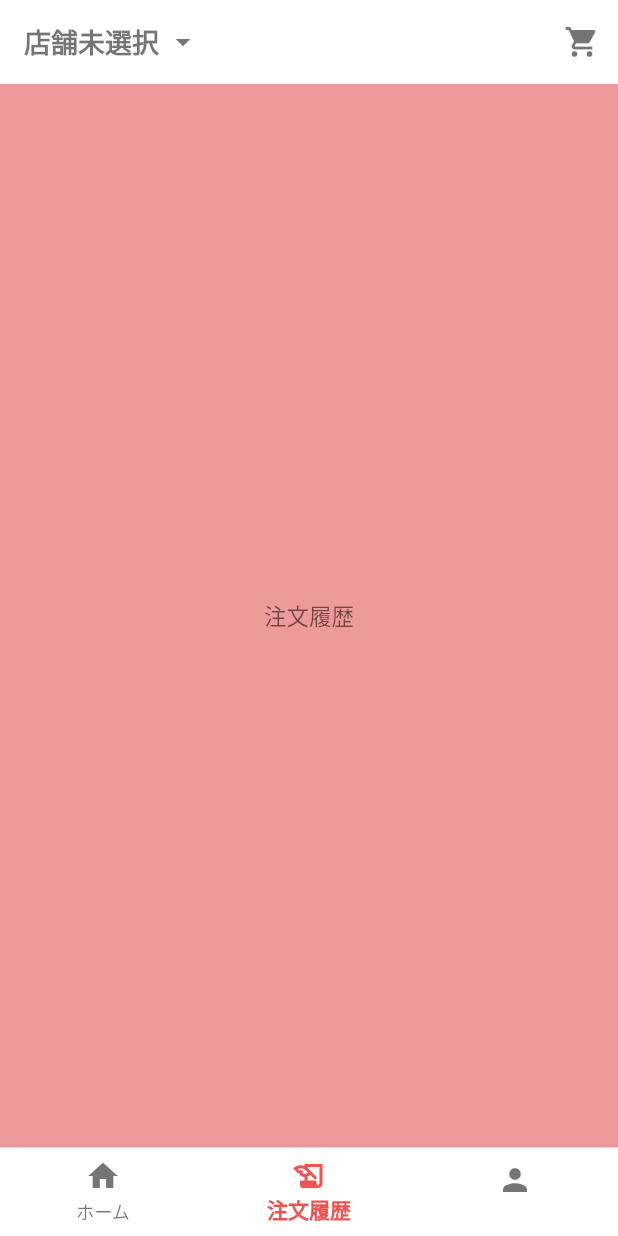
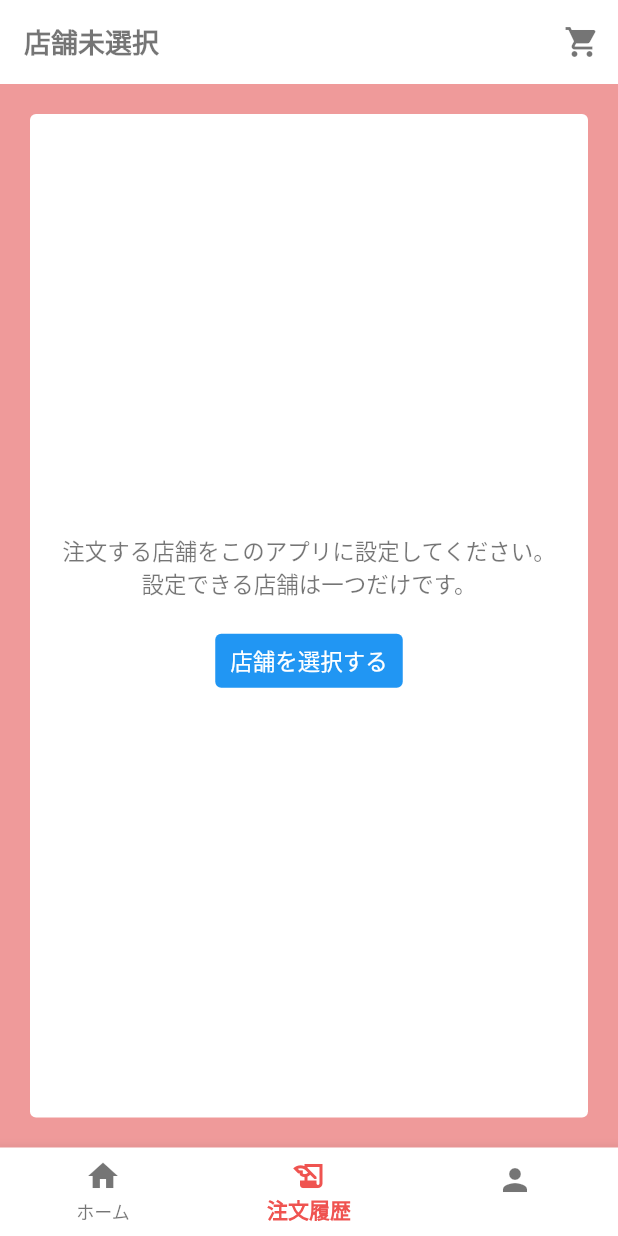
Before and after one commit to agora-creation/in_market_user_app, a Flutter app: the screen it shows once a user with an empty profile is signed in, item 2 of the bottom bar chosen, on a phone screen of 412 x 824 dp. Run offline on Flutter 3.47's test engine with Material 2 defaults, Android fonts, the phone set to English and light mode, and no system bars; our stand-ins replace cloud_firestore, firebase_auth, firebase_core, flutter_spinkit, modal_bottom_sheet, shared_preferences; accounts and stored records are empty; Roboto replaces fonts that are missing (SourceHanSans-Bold, SourceHanSans-Regular).

Commit message:
20220531 commit

```diff
--- a/lib/screens/history.dart
+++ b/lib/screens/history.dart
@@ -1,12 +1,26 @@
 import 'package:flutter/material.dart';
+import 'package:in_market_user_app/providers/auth.dart';
+import 'package:in_market_user_app/widgets/shop_not_card.dart';
+import 'package:provider/provider.dart';
 
-class HistoryScreen extends StatelessWidget {
+class HistoryScreen extends StatefulWidget {
   const HistoryScreen({Key? key}) : super(key: key);
 
   @override
+  State<HistoryScreen> createState() => _HistoryScreenState();
+}
+
+class _HistoryScreenState extends State<HistoryScreen> {
+  @override
   Widget build(BuildContext context) {
-    return const Center(
-      child: Text('注文履歴'),
+    final authProvider = Provider.of<AuthProvider>(context);
+
+    return Column(
+      children: [
+        Expanded(
+          child: ShopNotCard(authProvider: authProvider),
+        ),
+      ],
     );
   }
 }
--- a/lib/screens/home.dart
+++ b/lib/screens/home.dart
@@ -20,17 +20,17 @@ class HomeScreen extends StatefulWidget {
 
 class _HomeScreenState extends State<HomeScreen> {
   int currentIndex = 0;
-  List<Widget> tabs = [
-    const ItemsScreen(),
-    const HistoryScreen(),
-    const UserScreen(),
-  ];
 
   @override
   Widget build(BuildContext context) {
     final authProvider = Provider.of<AuthProvider>(context);
     UserModel? user = authProvider.user;
     ShopModel? shop = authProvider.currentShop;
+    List<Widget> tabs = [
+      const ItemsScreen(),
+      const HistoryScreen(),
+      const UserScreen(),
+    ];
 
     return Scaffold(
       appBar: AppBar(
--- a/lib/screens/items.dart
+++ b/lib/screens/items.dart
@@ -4,6 +4,7 @@ import 'package:in_market_user_app/models/shop.dart';
 import 'package:in_market_user_app/models/shop_item.dart';
 import 'package:in_market_user_app/providers/auth.dart';
 import 'package:in_market_user_app/providers/item.dart';
+import 'package:in_market_user_app/widgets/shop_not_card.dart';
 import 'package:provider/provider.dart';
 
 class ItemsScreen extends StatefulWidget {
@@ -34,6 +35,7 @@ class _ItemsScreenState extends State<ItemsScreen> {
                   items.add(ShopItemModel.fromSnapshot(doc));
                 }
               }
+              if (shop == null) return ShopNotCard(authProvider: authProvider);
               if (items.isEmpty) return const Center(child: Text('商品がありません'));
               return GridView.builder(
                 shrinkWrap: true,
--- a/lib/widgets/home_title.dart
+++ b/lib/widgets/home_title.dart
@@ -2,7 +2,6 @@ import 'package:flutter/material.dart';
 import 'package:in_market_user_app/models/shop.dart';
 import 'package:in_market_user_app/providers/auth.dart';
 import 'package:in_market_user_app/widgets/shop_exit_dialog.dart';
-import 'package:in_market_user_app/widgets/shop_select_dialog.dart';
 
 class HomeTitle extends StatelessWidget {
   final AuthProvider authProvider;
@@ -20,14 +19,7 @@ class HomeTitle extends StatelessWidget {
   Widget build(BuildContext context) {
     return GestureDetector(
       onTap: () {
-        if (shop == null) {
-          showDialog(
-            context: context,
-            builder: (_) => ShopSelectDialog(
-              authProvider: authProvider,
-            ),
-          );
-        } else {
+        if (shop != null) {
           showDialog(
             context: context,
             builder: (_) => ShopExitDialog(
@@ -40,7 +32,7 @@ class HomeTitle extends StatelessWidget {
         children: [
           Text(shop?.name ?? '店舗未選択'),
           const SizedBox(width: 4),
-          const Icon(Icons.arrow_drop_down),
+          if (shop != null) const Icon(Icons.arrow_drop_down) else Container(),
         ],
       ),
     );
--- /dev/null
+++ b/lib/widgets/shop_not_card.dart
@@ -0,0 +1,45 @@
+import 'package:flutter/material.dart';
+import 'package:in_market_user_app/providers/auth.dart';
+import 'package:in_market_user_app/widgets/custom_text_button.dart';
+import 'package:in_market_user_app/widgets/shop_select_dialog.dart';
+
+class ShopNotCard extends StatelessWidget {
+  final AuthProvider authProvider;
+
+  const ShopNotCard({
+    required this.authProvider,
+    Key? key,
+  }) : super(key: key);
+
+  @override
+  Widget build(BuildContext context) {
+    return Padding(
+      padding: const EdgeInsets.all(16),
+      child: Card(
+        elevation: 0,
+        child: Center(
+          child: Column(
+            mainAxisAlignment: MainAxisAlignment.center,
+            children: [
+              const Text('注文する店舗をこのアプリに設定してください。'),
+              const Text('設定できる店舗は一つだけです。'),
+              const SizedBox(height: 16),
+              CustomTextButton(
+                labelText: '店舗を選択する',
+                backgroundColor: Colors.blue,
+                onPressed: () {
+                  showDialog(
+                    context: context,
+                    builder: (_) => ShopSelectDialog(
+                      authProvider: authProvider,
+                    ),
+                  );
+                },
+              ),
+            ],
+          ),
+        ),
+      ),
+    );
+  }
+}
```
Also changed, not shown: lib/widgets/shop_not_dialog.dart (deleted, +0 -44 lines).
